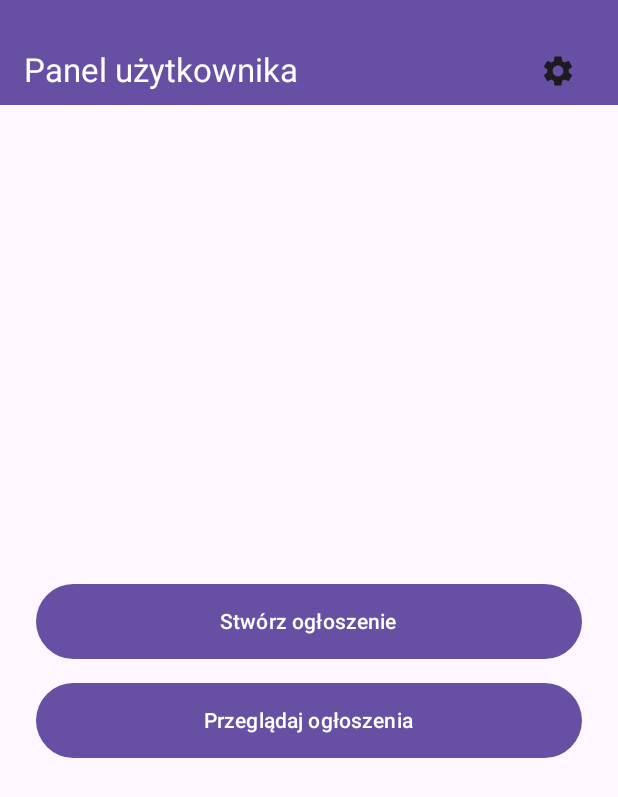
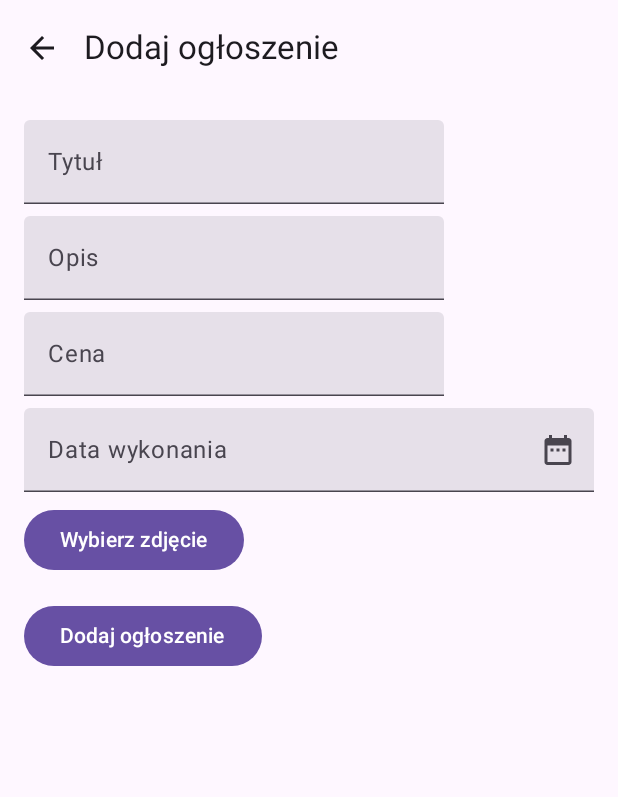
Before and after one commit to Lukiiluki68/Helply, an Android app built with Jetpack Compose: the HomeScreen screen opened through its navigation route, after a tap on "Stwórz ogłoszenie", on a phone screen of 412 x 824 dp. Shown: the top 797 px of the screen. Run offline under Robolectric (Android 15) with nearby library versions, the phone set to English and light mode, and no system bars; our stand-ins replace Firebase (no records; nobody signed in at launch, a user with empty details on screens opened directly).

Commit message:
new update

```diff
--- a/app/build.gradle.kts
+++ b/app/build.gradle.kts
@@ -44,8 +44,11 @@ android {
 
 dependencies {
     implementation ("androidx.datastore:datastore-preferences:1.0.0")
+    implementation("io.coil-kt:coil-compose:2.4.0")
 
     implementation("androidx.navigation:navigation-compose:2.7.5")
+    implementation("com.google.firebase:firebase-firestore-ktx")
+    implementation("com.google.firebase:firebase-storage-ktx")
 
     implementation(platform("com.google.firebase:firebase-bom:33.13.0"))
     implementation("com.google.firebase:firebase-auth-ktx")
--- a/app/src/main/java/com/example/helplyt/MainActivity.kt
+++ b/app/src/main/java/com/example/helplyt/MainActivity.kt
@@ -23,7 +23,7 @@ class MainActivity : ComponentActivity() {
 
         try {
             FirebaseApp.initializeApp(this)
-            setContent {  // TO JEST JEDYNE MIEJSCE GDZIE POWINNO BYĆ setContent
+            setContent {
                 val auth = FirebaseAuth.getInstance()
                 val authRepository: AuthRepository = AuthRepositoryImpl(auth)
 
@@ -43,7 +43,5 @@ class MainActivity : ComponentActivity() {
                 Text("Initialization error: ${e.localizedMessage}")
             }
         }
-
-        // USUŃ CAŁĄ RESZTĘ KODU PO TYM BLOKU TRY-CATCH
     }
 }
--- a/app/src/main/java/com/example/helplyt/navigation/AppNavigation.kt
+++ b/app/src/main/java/com/example/helplyt/navigation/AppNavigation.kt
@@ -1,5 +1,7 @@
 package com.example.app.navigation
 
+import AdvertisementScreen
+import CreateAdScreen
 import LoginScreen
 import LoginViewModel
 import RegisterScreen
@@ -14,6 +16,8 @@ sealed class Screen(val route: String) {
     object Login : Screen("login")
     object Register : Screen("register")
     object Home : Screen("home")
+    object CreateAd : Screen("createAd")
+    object Advertisement : Screen("advertisement")
 }
 
 @Composable
@@ -42,6 +46,18 @@ fun AppNavigation(
                 navController = navController
             )
         }
+        composable(Screen.CreateAd.route) {
+            CreateAdScreen(
+                navController = navController,
+                onBack = { navController.popBackStack() }
+            )
+        }
+        composable(Screen.Advertisement.route) {
+            AdvertisementScreen(
+                navController = navController,
+             //   onBack = { navController.popBackStack() }
+            )
+        }
 
     }
 }
--- /dev/null
+++ b/app/src/main/java/com/example/helplyt/presentation/create_ad/CreateAdScreen.kt
@@ -0,0 +1,129 @@
+import android.net.Uri
+import androidx.activity.compose.rememberLauncherForActivityResult
+import androidx.activity.result.contract.ActivityResultContracts
+import androidx.compose.foundation.layout.Arrangement
+import androidx.compose.foundation.layout.Column
+import androidx.compose.foundation.layout.Spacer
+import androidx.compose.foundation.layout.fillMaxSize
+import androidx.compose.foundation.layout.height
+import androidx.compose.foundation.layout.padding
+import androidx.compose.material.icons.Icons
+import androidx.compose.material.icons.filled.ArrowBack
+import androidx.compose.material3.Button
+import androidx.compose.material3.ExperimentalMaterial3Api
+import androidx.compose.material3.Icon
+import androidx.compose.material3.IconButton
+import androidx.compose.material3.Scaffold
+import androidx.compose.material3.Text
+import androidx.compose.material3.TextField
+import androidx.compose.material3.TopAppBar
+import androidx.compose.runtime.Composable
+import androidx.compose.runtime.getValue
+import androidx.compose.runtime.mutableStateOf
+import androidx.compose.runtime.remember
+import androidx.compose.runtime.setValue
+import androidx.compose.ui.Modifier
+import androidx.compose.ui.platform.LocalContext
+import androidx.compose.ui.unit.dp
+import androidx.lifecycle.viewmodel.compose.viewModel
+import androidx.navigation.NavController
+import android.app.DatePickerDialog
+import androidx.compose.foundation.clickable
+import androidx.compose.foundation.layout.fillMaxWidth
+import androidx.compose.material.icons.filled.ArrowDropDown
+import androidx.compose.material.icons.filled.DateRange
+import java.util.*
+
+@OptIn(ExperimentalMaterial3Api::class)
+@Composable
+fun CreateAdScreen(
+    navController: NavController,
+    viewModel: CreateAdViewModel = viewModel() ,
+            onBack: () -> Unit = { navController.popBackStack() }
+) {
+    val context = LocalContext.current
+    var title by remember { mutableStateOf("") }
+    var description by remember { mutableStateOf("") }
+    var price by remember { mutableStateOf("") }
+    var date by remember { mutableStateOf("") }
+    var imageUri by remember { mutableStateOf<Uri?>(null) }
+    val calendar = Calendar.getInstance()
+    val year = calendar.get(Calendar.YEAR)
+    val month = calendar.get(Calendar.MONTH)
+    val day = calendar.get(Calendar.DAY_OF_MONTH)
+
+    val datePickerDialog = DatePickerDialog(
+        context,
+        { _, selectedYear, selectedMonth, selectedDay ->
+            date = "%02d-%02d-%04d".format(selectedDay, selectedMonth + 1, selectedYear)
+        },
+        year,
+        month,
+        day
+    )
+    val launcher = rememberLauncherForActivityResult(
+        contract = ActivityResultContracts.GetContent()
+    ) { uri: Uri? ->
+        imageUri = uri
+    }
+
+    Scaffold(
+        topBar = {
+            TopAppBar(
+                title = { Text("Dodaj ogłoszenie") },
+                navigationIcon = {
+                    IconButton(onClick = { navController.popBackStack() }) {
+                        Icon(Icons.Default.ArrowBack, contentDescription = "Wróć")
+                    }
+                }
+            )
+        }
+    ) { innerPadding ->
+        Column(
+            modifier = Modifier
+                .fillMaxSize()
+                .padding(innerPadding)
+                .padding(16.dp),
+            verticalArrangement = Arrangement.Top
+        ) {
+            TextField(value = title, onValueChange = { title = it }, label = { Text("Tytuł") })
+            Spacer(modifier = Modifier.height(8.dp))
+            TextField(value = description, onValueChange = { description = it }, label = { Text("Opis") })
+            Spacer(modifier = Modifier.height(8.dp))
+            TextField(value = price, onValueChange = { price = it }, label = { Text("Cena") })
+            Spacer(modifier = Modifier.height(8.dp))
+            TextField(
+                value = date,
+                onValueChange = {},
+                readOnly = true,
+                label = { Text("Data wykonania") },
+                trailingIcon = {
+                    IconButton(onClick = { datePickerDialog.show() }) {
+                        Icon(imageVector = Icons.Default.DateRange, contentDescription = "Kalendarz")
+                    }
+                },
+                modifier = Modifier
+                    .fillMaxWidth()
+                    .clickable { datePickerDialog.show() }
+            )
+            Spacer(modifier = Modifier.height(8.dp))
+
+            Button(onClick = { launcher.launch("image/*") }) {
+                Text("Wybierz zdjęcie")
+            }
+
+            imageUri?.let {
+                Spacer(modifier = Modifier.height(8.dp))
+                Text("Wybrano zdjęcie: ${it.lastPathSegment}")
+            }
+
+            Spacer(modifier = Modifier.height(16.dp))
+            Button(onClick = {
+                viewModel.createAd(title, description, price, date, imageUri, context)
+                navController.popBackStack()
+            }) {
+                Text("Dodaj ogłoszenie")
+            }
+        }
+    }
+}
--- a/app/src/main/java/com/example/helplyt/presentation/home/HomeScreen.kt
+++ b/app/src/main/java/com/example/helplyt/presentation/home/HomeScreen.kt
@@ -93,16 +93,21 @@ fun HomeScreen(
             horizontalAlignment = Alignment.CenterHorizontally
         ) {
             Button(
-                onClick = onCreateAdClick,
+                onClick = {
+                    navController.navigate("createAd") // Przenosi do ekranu CreateAdScreen
+                },
                 modifier = Modifier
                     .fillMaxWidth()
                     .height(50.dp)
             ) {
                 Text(text = "Stwórz ogłoszenie")
             }
+
             Spacer(modifier = Modifier.height(16.dp))
             Button(
-                onClick = onBrowseAdsClick,
+                onClick = {
+                    navController.navigate("Advertisement") // Przenosi do ekranu CreateAdScreen
+                },
                 modifier = Modifier
                     .fillMaxWidth()
                     .height(50.dp)
--- a/app/src/main/java/com/example/helplyt/presentation/login/LoginScreen.kt
+++ b/app/src/main/java/com/example/helplyt/presentation/login/LoginScreen.kt
@@ -25,7 +25,6 @@ fun LoginScreen(
     var password by remember { mutableStateOf("") }
     var rememberMe by remember { mutableStateOf(false) }
 
-    // Automatyczne wczytanie zapisanych danych przy starcie ekranu
     LaunchedEffect(Unit) {
         val (savedEmail, savedPassword, savedRememberMe) = userPrefs.loadCredentials()
         if (savedRememberMe && savedEmail != null && savedPassword != null) {
```
Also changed, not shown: app/src/main/java/com/example/helplyt/data/model/Ad.kt (added, +10 -0 lines), app/src/main/java/com/example/helplyt/data/repository/AdRepository.kt (added, +9 -0 lines), app/src/main/java/com/example/helplyt/domain/repository/AdRepositoryImpl.kt (added, +16 -0 lines), app/src/main/java/com/example/helplyt/domain/use_case/CreateAdUseCase.kt (added, +12 -0 lines), app/src/main/java/com/example/helplyt/presentation/ad_details/AdDetailsScreen.kt (added, +74 -0 lines), app/src/main/java/com/example/helplyt/presentation/advertisement/AdvertisementScreen.kt (added, +124 -0 lines), app/src/main/java/com/example/helplyt/presentation/advertisement/AdvertisementViewModel.kt (added, +43 -0 lines), app/src/main/java/com/example/helplyt/presentation/create_ad/CreateAdViewModel.kt (added, +67 -0 lines).
